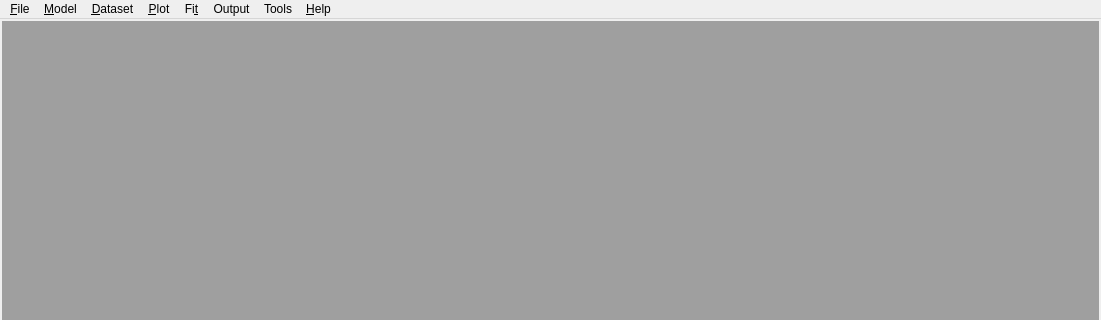
Before: the Qt Designer form forms/mainwindow.ui in salvadorblasco/apes, drawn with Qt 5; both pictures show x 0 to 1101 and y 0 to 320 of the 1101 by 793 pixel window.
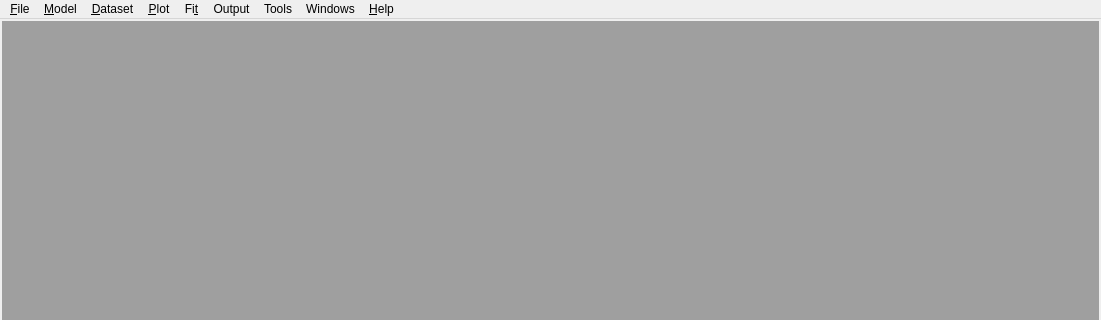
After: the same form once the commit is applied. Icons and pictures are not drawn.

```diff
--- a/forms/mainwindow.ui
+++ b/forms/mainwindow.ui
@@ -305,6 +305,12 @@
     <addaction name="separator"/>
     <addaction name="actionIonic_strength_calculator"/>
    </widget>
+   <widget class="QMenu" name="menuWindows">
+    <property name="title">
+     <string>Windows</string>
+    </property>
+    <addaction name="actionTile_windows"/>
+   </widget>
    <addaction name="menuFile"/>
    <addaction name="menu_Model"/>
    <addaction name="menuDataset"/>
@@ -312,6 +318,7 @@
    <addaction name="menuFit"/>
    <addaction name="menuOutput"/>
    <addaction name="menuTools"/>
+   <addaction name="menuWindows"/>
    <addaction name="menu_Help"/>
   </widget>
   <action name="actionOpen">
```
Left out of the diff: 5 changed lines with no effect on the pictures.
